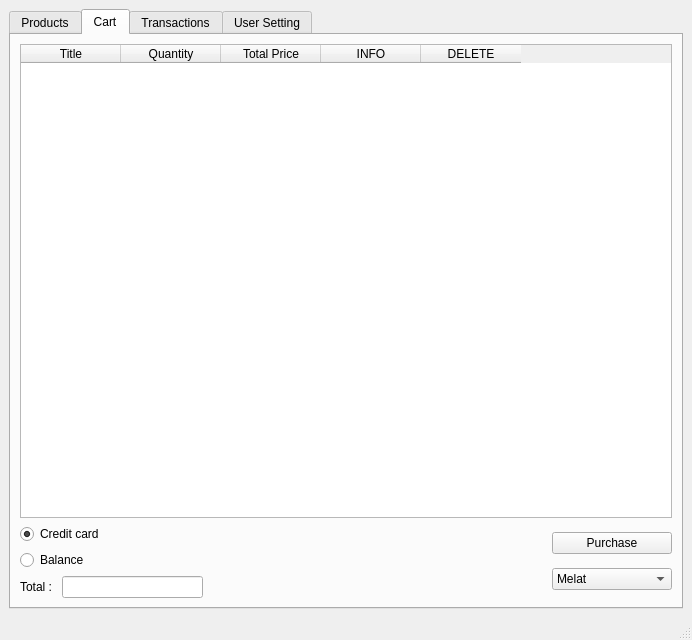
Before: the Qt Designer form AP/client_ui.ui in AP-projects-4001/Guys, drawn with Qt 5.
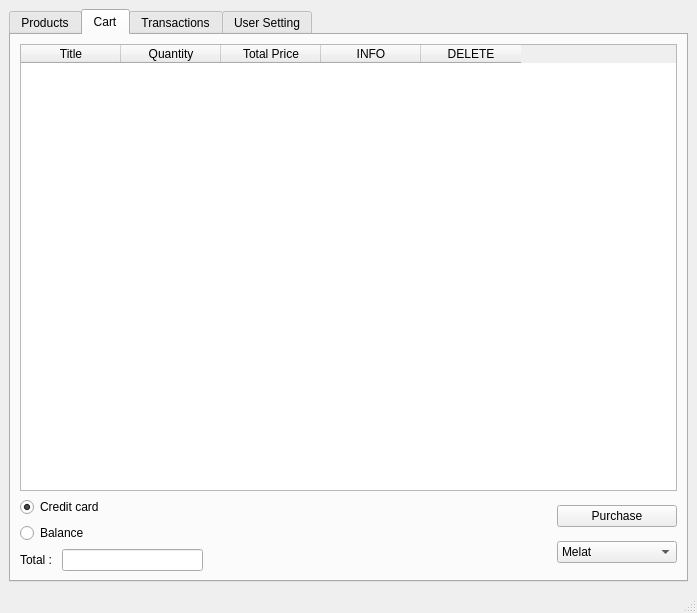
After: the same form once the commit is applied. The open tabs and pages were chosen to show the change.

Commit message: Add show_balance Button

What changed in the file:
```diff
--- a/AP/client_ui.ui
+++ b/AP/client_ui.ui
@@ -6,8 +6,8 @@
    <rect>
     <x>0</x>
     <y>0</y>
-    <width>692</width>
-    <height>640</height>
+    <width>697</width>
+    <height>613</height>
    </rect>
   </property>
   <property name="windowTitle">
```
Left out of the diff: 2 changed lines with no effect on the pictures. The commit also changes 2 other files.
